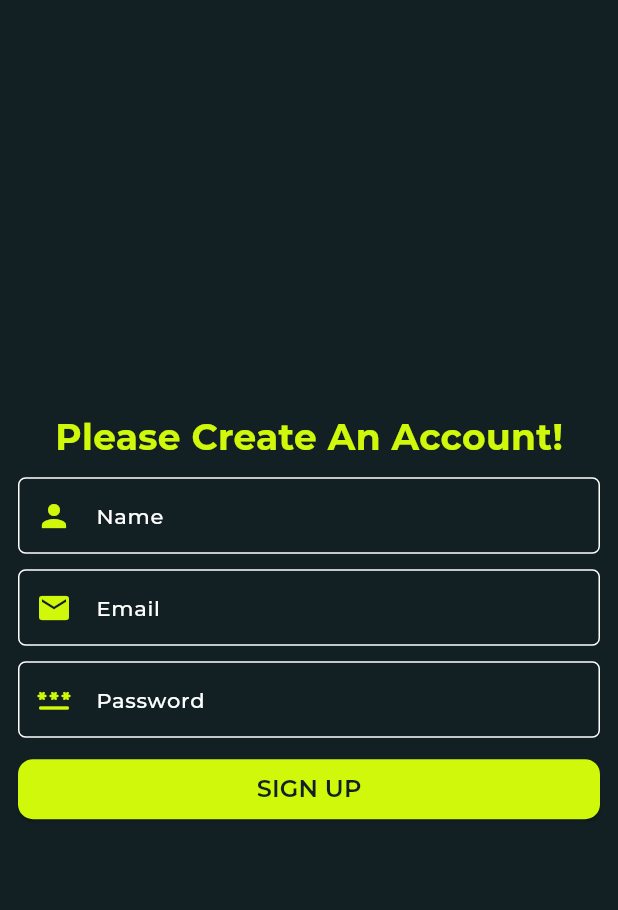
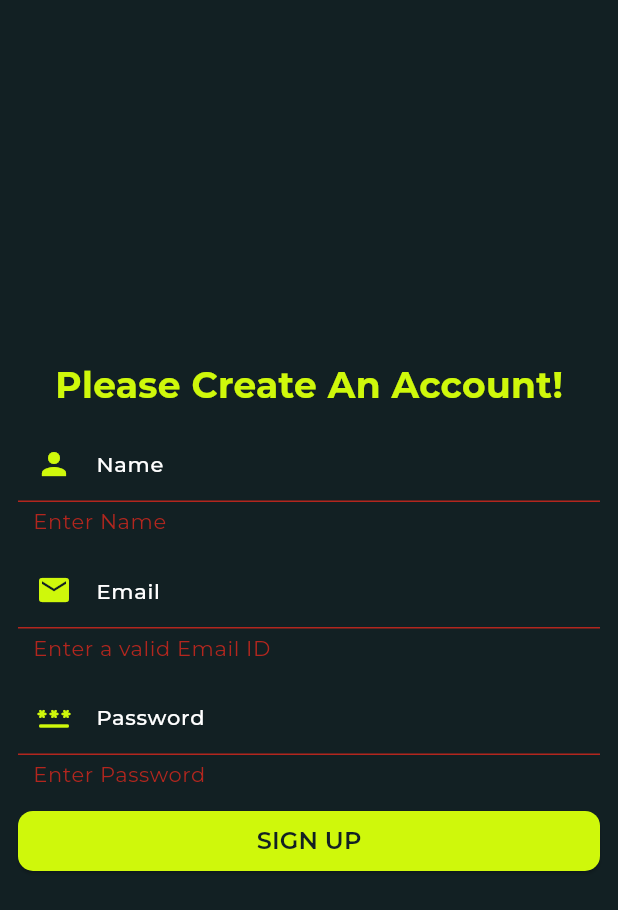
Before and after one commit to afradahsan/PARK-R, a Flutter app: the SignupwEmail screen opened directly with empty values, after a tap on "SIGN UP", on a phone screen of 412 x 824 dp. Shown: the top 910 px of the screen. Run offline on Flutter 3.47's test engine with Material 3 defaults, Android fonts, the phone set to English and light mode, and no system bars; our stand-ins replace equatable, firebase_auth, firebase_core, flutter_bloc, google_fonts; accounts and stored records are empty.

Commit message:
Signup and Signin Bloc Done!

```diff
--- a/lib/business_logic/signin/bloc/signin_bloc.dart
+++ b/lib/business_logic/signin/bloc/signin_bloc.dart
@@ -1,13 +1,27 @@
-import 'package:bloc/bloc.dart';
+import 'dart:async';
+
 import 'package:equatable/equatable.dart';
+import 'package:flutter_bloc/flutter_bloc.dart';
+import 'package:parkr/data/repositories/auth_repo.dart';
 
 part 'signin_event.dart';
 part 'signin_state.dart';
 
 class SigninBloc extends Bloc<SigninEvent, SigninState> {
   SigninBloc() : super(SigninInitial()) {
-    on<SigninEvent>((event, emit) {
-      // TODO: implement event handler
-    });
+    on<SigningInEvent>(signinevent);
+  }
+  FutureOr<void> signinevent(
+      SigningInEvent event, Emitter<SigninState> emit) async {
+    emit(SigninLoadingState());
+
+    String response = await AuthRepo()
+        .signinUser(phone: event.phoneNo, password: event.password);
+
+    if (response == 'success') {
+      emit(SigninSuccessState());
+    } else {
+      SigninErrorState();
+    }
   }
 }
--- a/lib/business_logic/signin/bloc/signin_event.dart
+++ b/lib/business_logic/signin/bloc/signin_event.dart
@@ -6,3 +6,10 @@
   @override
   List<Object> get props => [];
 }
+
+class SigningInEvent extends SigninEvent{
+  final String password;
+  final String phoneNo;
+
+  const SigningInEvent({required this.password, required this.phoneNo});
+}
--- a/lib/business_logic/signin/bloc/signin_state.dart
+++ b/lib/business_logic/signin/bloc/signin_state.dart
@@ -8,3 +8,11 @@
 }
 
 final class SigninInitial extends SigninState {}
+
+final class SigninLoadingState extends SigninState{}
+
+final class SigninSuccessState extends SigninState {}
+
+final class SigninWrongPasswordStae extends SigninState {}
+
+final class SigninErrorState extends SigninState {}
--- a/lib/business_logic/signup/bloc/signup_state.dart
+++ b/lib/business_logic/signup/bloc/signup_state.dart
@@ -13,8 +13,6 @@
 
 class SignUpSuccessState extends SignupState {}
 
-class SignupOTPErrorState extends SignupState {}
-
-class UserExistsState extends SignupState{}
+class SignUpTryAgainState extends SignupState {}
 
 class SignUpErrorState extends SignupState {}
--- a/lib/main.dart
+++ b/lib/main.dart
@@ -3,6 +3,7 @@
 import 'package:flutter_bloc/flutter_bloc.dart';
 import 'package:google_fonts/google_fonts.dart';
 import 'package:parkr/business_logic/onboarding/bloc/onboarding_bloc.dart';
+import 'package:parkr/business_logic/signin/bloc/signin_bloc.dart';
 import 'package:parkr/business_logic/signup/bloc/signup_bloc.dart';
 import 'package:parkr/firebase_options.dart';
 import 'package:parkr/presentation/screens/auth/onboarding_page.dart';
@@ -31,6 +32,7 @@
         BlocProvider(
           create: (context) => SignupBloc(),
         ),
+        BlocProvider(create: (context) => SigninBloc())
       ],
       child: MaterialApp(
         title: 'Parkr',
--- a/lib/presentation/screens/auth/signupwemail.dart
+++ b/lib/presentation/screens/auth/signupwemail.dart
@@ -1,33 +1,30 @@
 import 'package:flutter/material.dart';
-import 'package:parkr/data/repositories/auth_repo.dart';
+import 'package:flutter_bloc/flutter_bloc.dart';
+import 'package:parkr/business_logic/signin/bloc/signin_bloc.dart';
+import 'package:parkr/business_logic/signup/bloc/signup_bloc.dart';
+import 'package:parkr/data/models/usermodel.dart';
+import 'package:parkr/presentation/screens/navscreens.dart/bottomnav.dart';
 import 'package:parkr/presentation/widgets/auth/elevatedbutton.dart';
+import 'package:parkr/presentation/widgets/auth/snackbar.dart';
 import 'package:parkr/presentation/widgets/auth/textformfeild.dart';
 import 'package:parkr/utils/constants.dart';
 import 'package:parkr/utils/themes.dart';
 
 class SignupwEmail extends StatelessWidget {
-  const SignupwEmail({super.key, required this.phonenumber});
+  SignupwEmail({super.key, required this.phonenumber});
 
   final String phonenumber;
+  final TextEditingController nameController = TextEditingController();
+    final TextEditingController emailController = TextEditingController();
+    final TextEditingController passwordController = TextEditingController();
+    final GlobalKey<FormState> formKey = GlobalKey<FormState>();
 
   @override
   Widget build(BuildContext context) {
-    final TextEditingController nameController = TextEditingController();
-    final TextEditingController emailController = TextEditingController();
-    final TextEditingController passwordController = TextEditingController();
-    final AuthRepo authRepo = AuthRepo();
-
-    // void signupUser() {
-    //   authRepo.signupUser(
-    //       name: nameController.text,
-    //       email: emailController.text,
-    //       phone: phonenumber,
-    //       password: passwordController.text,
-    //       context: context);
-    // }
-
     return Scaffold(
       body: SafeArea(
+          child: Form(
+        key: formKey,
         child: Padding(
           padding: const EdgeInsets.all(12.0),
           child: Column(
@@ -77,12 +74,38 @@
                 hintText: 'Password',
               ),
               sizedten(context),
-            AuthButton(
+              BlocListener<SignupBloc, SignupState>(
+                listener: (context, state) {
+                  if (state is SignUpSuccessState) {
+                    Navigator.of(context)
+                        .push(MaterialPageRoute(builder: (context) {
+                      return const BottomNav();
+                    }));
+                  } else if (state is SignUpTryAgainState) {
+                    showSnackbar(context, 'Try Again');
+                  } else if (state is SignUpErrorState){
+                    showSnackbar(context, 'Error');
+                  }
+                },
+                child: AuthButton(
                     onPressed: () {
-
+                      if (formKey.currentState != null &&
+                          formKey.currentState!.validate()) {
+                        context.read<SignupBloc>().add(SigningUpEvent(
+                            user: UserModel(
+                                id: '',
+                                name: nameController.text,
+                                email: emailController.text,
+                                phone: phonenumber,
+                                password: passwordController.text,
+                                type: '',
+                                token: '')));
+                      }
                     },
-            ButtonText: 'SIGN UP')
+                    ButtonText: 'SIGN UP'),
+              )
             ],
+          ),
         ),
       )),
     );
```
Also changed, not shown: lib/business_logic/signup/bloc/signup_bloc.dart (+10 -12 lines), lib/data/repositories/auth_repo.dart (+11 -30 lines), lib/presentation/screens/auth/loginpage.dart (+38 -26 lines). Lines whose indentation alone changed are shown as unchanged.
